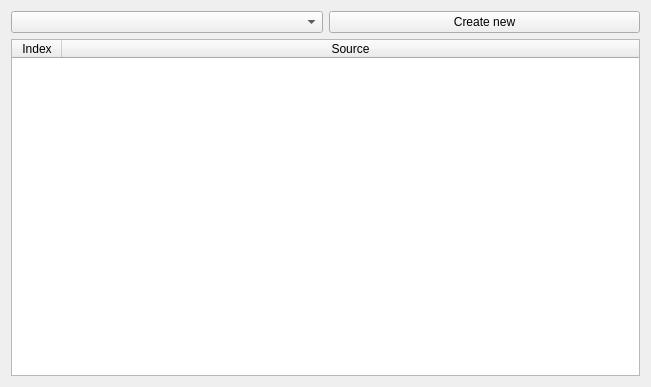
Qt form src/gui/deckwidget.ui (CompEphys-team/rtdo) before a commit.
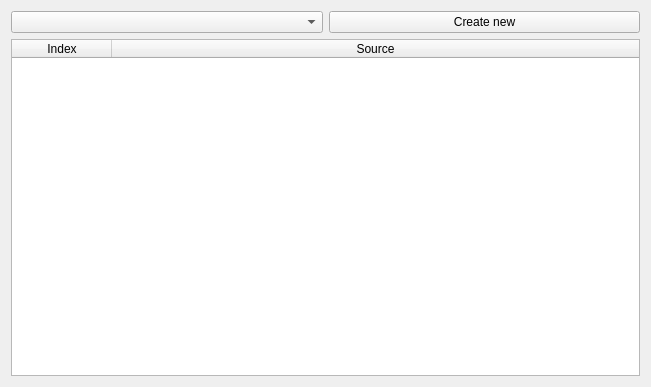
The same form after that commit.

Patch:
```diff
--- a/src/gui/deckwidget.ui
+++ b/src/gui/deckwidget.ui
@@ -27,7 +27,7 @@
    <item row="1" column="0" colspan="2">
     <widget class="QTableWidget" name="sources">
      <attribute name="horizontalHeaderDefaultSectionSize">
-      <number>50</number>
+      <number>100</number>
      </attribute>
      <attribute name="horizontalHeaderStretchLastSection">
       <bool>true</bool>
```
